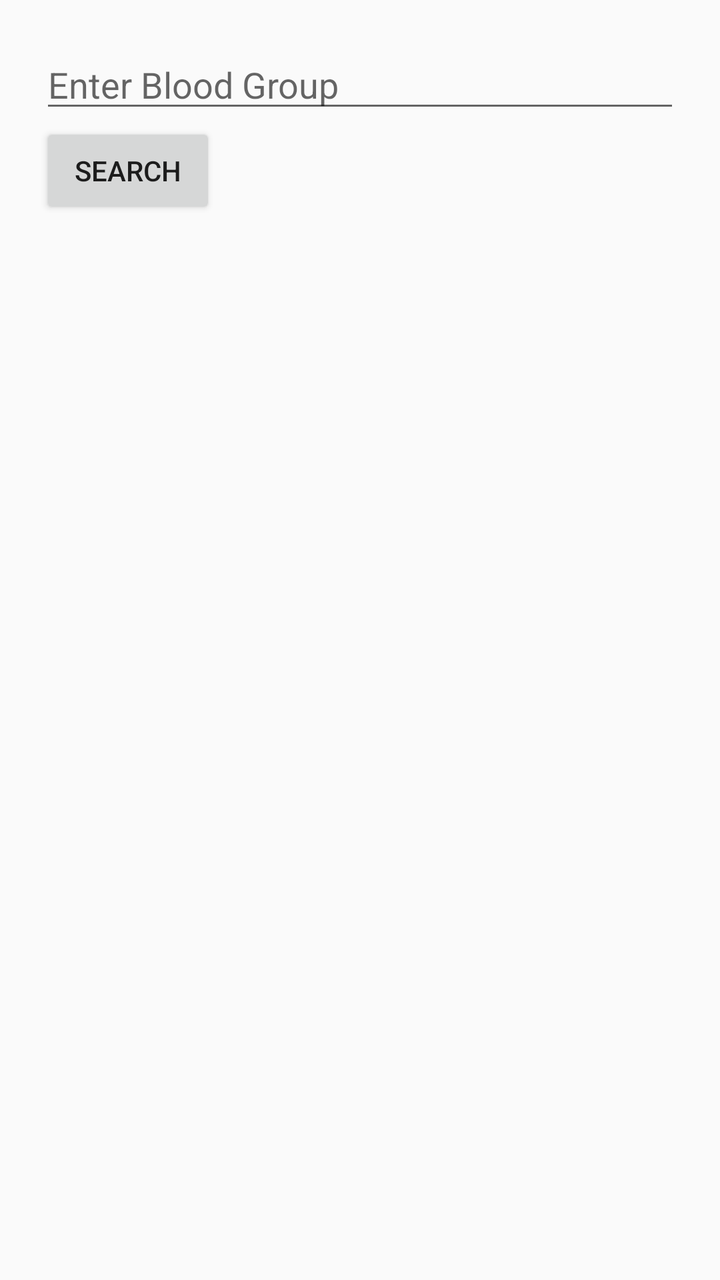
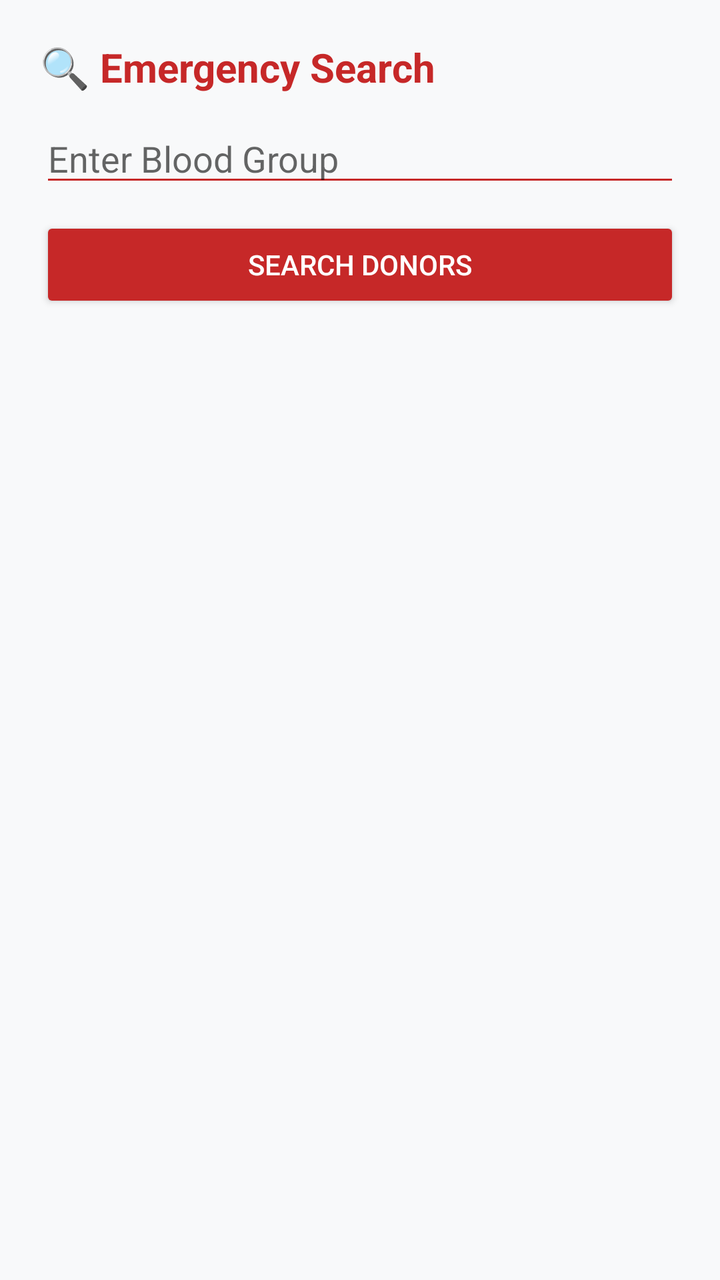

Screens rendered from an Android XML layout before and after an edit, with the pre-edit source and the edit as a unified diff.
<!-- AndroidManifest.xml: application theme Theme.AppCompat.Light.DarkActionBar -->
<!-- res/layout/activity_search.xml -->
<ScrollView xmlns:android="http://schemas.android.com/apk/res/android"
    android:layout_width="match_parent"
    android:layout_height="match_parent">

    <LinearLayout
        android:orientation="vertical"
        android:padding="20dp"
        android:layout_width="match_parent"
        android:layout_height="wrap_content">

        <EditText
            android:id="@+id/group"
            android:hint="Enter Blood Group"
            android:layout_width="match_parent"
            android:layout_height="wrap_content"/>

        <Button
            android:id="@+id/searchBtn"
            android:text="Search"
            android:layout_width="wrap_content"
            android:layout_height="wrap_content"/>

        <ListView
            android:id="@+id/listView"
            android:layout_width="match_parent"
            android:layout_height="wrap_content"
            android:layout_marginTop="20dp"/>

    </LinearLayout>

</ScrollView>
<!-- resources referenced by this layout -->
<resources>

</resources>

<!-- the commit's change to res/layout/activity_search.xml (unified diff, before → after) -->
@@ -1,4 +1,5 @@
 <ScrollView xmlns:android="http://schemas.android.com/apk/res/android"
+    android:background="@color/background"
     android:layout_width="match_parent"
     android:layout_height="match_parent">
 
@@ -8,24 +9,36 @@
         android:layout_width="match_parent"
         android:layout_height="wrap_content">
 
+        <TextView
+            android:text="🔍 Emergency Search"
+            android:textSize="20sp"
+            android:textStyle="bold"
+            android:textColor="@color/red_primary"
+            android:layout_marginBottom="10dp"
+            android:layout_width="wrap_content"
+            android:layout_height="wrap_content"/>
+
         <EditText
             android:id="@+id/group"
             android:hint="Enter Blood Group"
+            android:backgroundTint="@color/red_primary"
             android:layout_width="match_parent"
             android:layout_height="wrap_content"/>
 
         <Button
             android:id="@+id/searchBtn"
-            android:text="Search"
-            android:layout_width="wrap_content"
+            android:text="Search Donors"
+            android:backgroundTint="@color/red_primary"
+            android:textColor="@color/white"
+            android:layout_marginTop="10dp"
+            android:layout_width="match_parent"
             android:layout_height="wrap_content"/>
 
         <ListView
             android:id="@+id/listView"
+            android:layout_marginTop="15dp"
             android:layout_width="match_parent"
-            android:layout_height="wrap_content"
-            android:layout_marginTop="20dp"/>
+            android:layout_height="wrap_content"/>
 
     </LinearLayout>
-
 </ScrollView>
<!-- resource entries referenced after the edit -->
@@ -1,5 +1,7 @@
 <!-- resources referenced by this layout -->
 <resources>
-
+  <color name="background">#F8F9FA</color>
+  <color name="red_primary">#C62828</color>
+  <color name="white">#FFFFFF</color>
 </resources>
 
